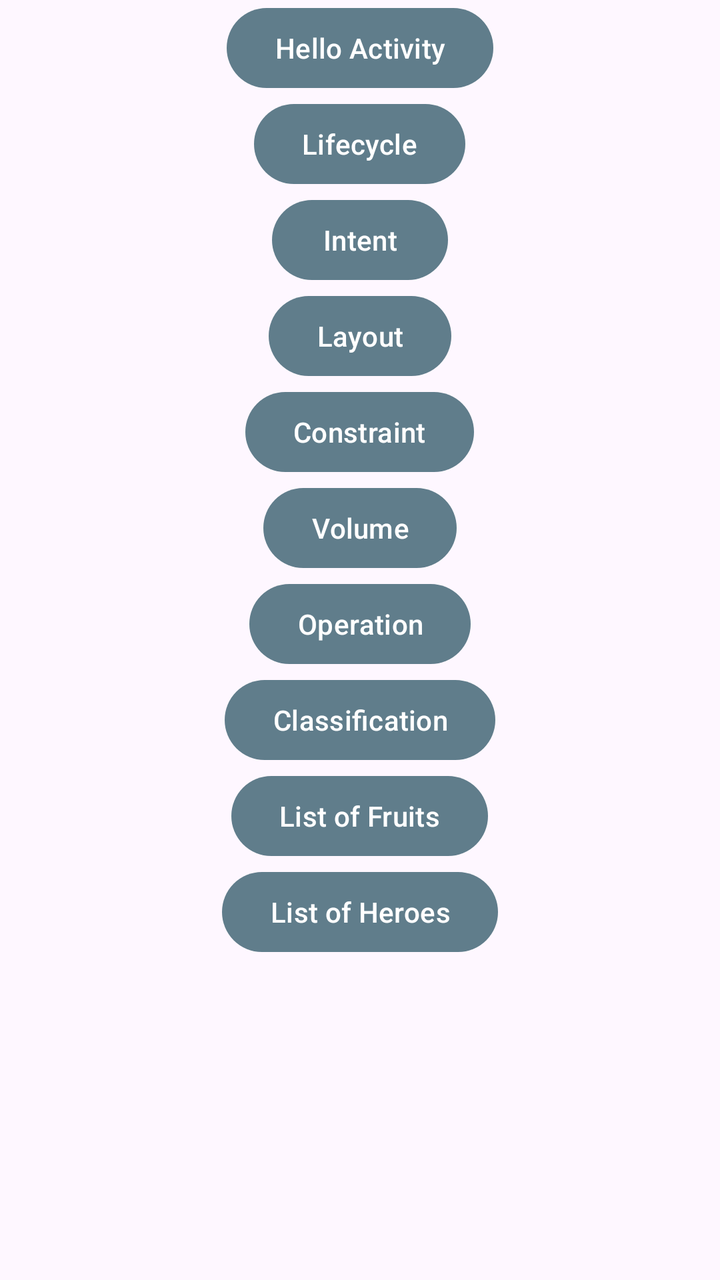
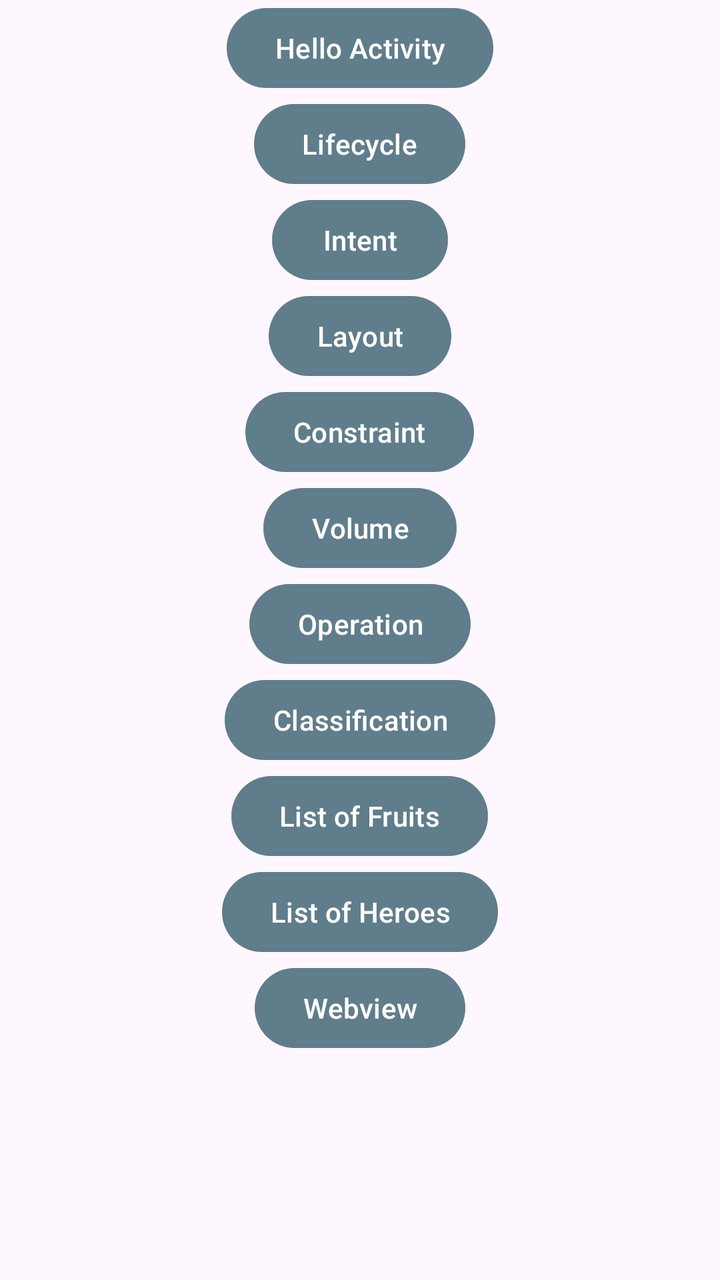

An Android layout rendered at two revisions. The XML below is the earlier revision; the diff shows what the commit changed to produce the second picture.
<!-- AndroidManifest.xml: application theme Theme.MyApplication -->
<!-- res/layout/activity_menu.xml -->
<?xml version="1.0" encoding="utf-8"?>
<LinearLayout xmlns:android="http://schemas.android.com/apk/res/android"
    xmlns:tools="http://schemas.android.com/tools"
    android:id="@+id/main"
    android:layout_width="match_parent"
    android:layout_height="match_parent"
    android:orientation="vertical"
    tools:context=".MenuActivity">

    <Button
        android:id="@+id/btnHello"
        android:layout_width="wrap_content"
        android:layout_height="wrap_content"
        android:layout_gravity="center"
        android:text="Hello Activity" />

    <Button
        android:id="@+id/btnLifecycle"
        android:layout_width="wrap_content"
        android:layout_height="wrap_content"
        android:layout_gravity="center"
        android:text="Lifecycle" />

    <Button
        android:id="@+id/btnIntent"
        android:layout_width="wrap_content"
        android:layout_height="wrap_content"
        android:layout_gravity="center"
        android:text="Intent" />

    <Button
        android:id="@+id/btnLayout"
        android:layout_width="wrap_content"
        android:layout_height="wrap_content"
        android:layout_gravity="center"
        android:text="Layout" />

    <Button
        android:id="@+id/btnConstraint"
        android:layout_width="wrap_content"
        android:layout_height="wrap_content"
        android:layout_gravity="center"
        android:text="Constraint" />

    <Button
        android:id="@+id/btnVolume"
        android:layout_width="wrap_content"
        android:layout_height="wrap_content"
        android:layout_gravity="center"
        android:text="Volume" />

    <Button
        android:id="@+id/btnOperation"
        android:layout_width="wrap_content"
        android:layout_height="wrap_content"
        android:layout_gravity="center"
        android:text="Operation" />

    <Button
        android:id="@+id/btnClassification"
        android:layout_width="wrap_content"
        android:layout_height="wrap_content"
        android:layout_gravity="center"
        android:text="Classification" />

    <Button
        android:id="@+id/btnListFruit"
        android:layout_width="wrap_content"
        android:layout_height="wrap_content"
        android:layout_gravity="center"
        android:text="List of Fruits" />

    <Button
        android:id="@+id/btnListHero"
        android:layout_width="wrap_content"
        android:layout_height="wrap_content"
        android:layout_gravity="center"
        android:text="List of Heroes" />

</LinearLayout>
<!-- resources referenced by this layout -->
<resources>
  <style name="Theme.MyApplication" parent="Base.Theme.MyApplication" />
  <style name="Base.Theme.MyApplication" parent="Theme.Material3.DayNight.NoActionBar">
          
          
  
          
          <item name="colorPrimary">@color/gray</item>
          <item name="colorPrimaryVariant">@color/gray_dark</item>
          <item name="colorOnPrimary">@color/white</item>
          
          <item name="colorSecondary">@color/orange_light</item>
          <item name="colorSecondaryVariant">@color/orange_dark</item>
          <item name="colorOnSecondary">@color/black</item>
      </style>
  <color name="gray">#607D8B</color>
  <color name="gray_dark">#455A64</color>
  <color name="white">#FFFFFFFF</color>
  <color name="orange_light">#FFAB91</color>
  <color name="orange_dark">#E64A19</color>
  <color name="black">#FF000000</color>
</resources>

<!-- the commit's change to res/layout/activity_menu.xml (unified diff, before → after) -->
@@ -77,4 +77,11 @@
         android:layout_gravity="center"
         android:text="List of Heroes" />
 
+    <Button
+        android:id="@+id/btnWebview"
+        android:layout_width="wrap_content"
+        android:layout_height="wrap_content"
+        android:layout_gravity="center"
+        android:text="Webview" />
+
 </LinearLayout>
